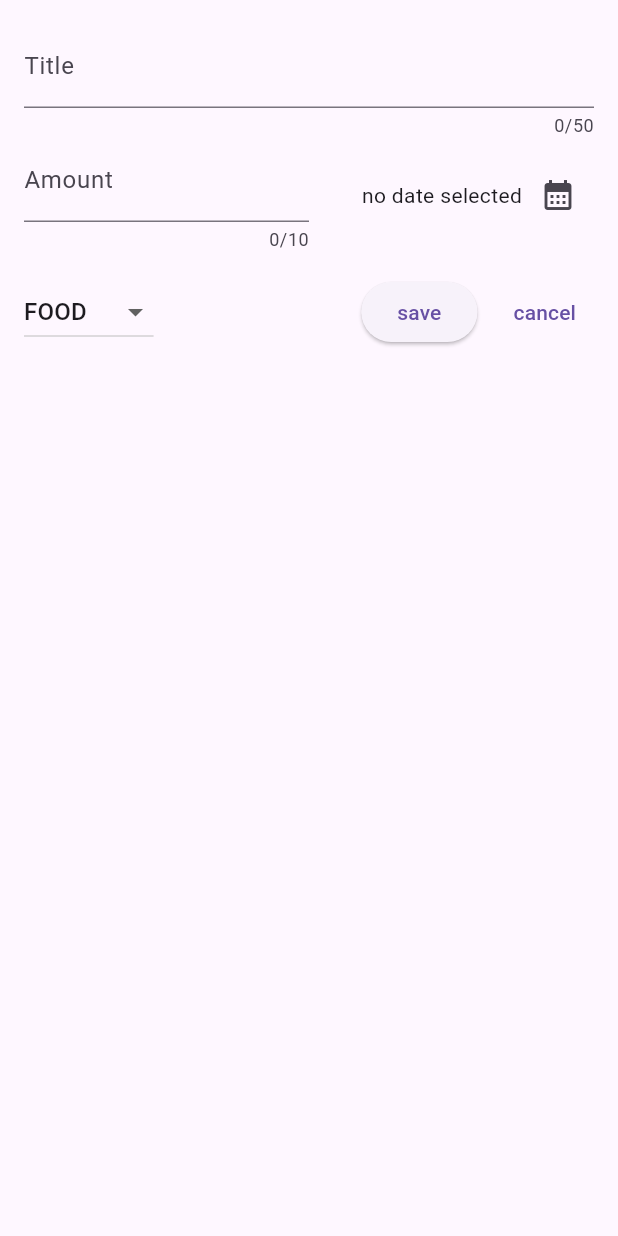
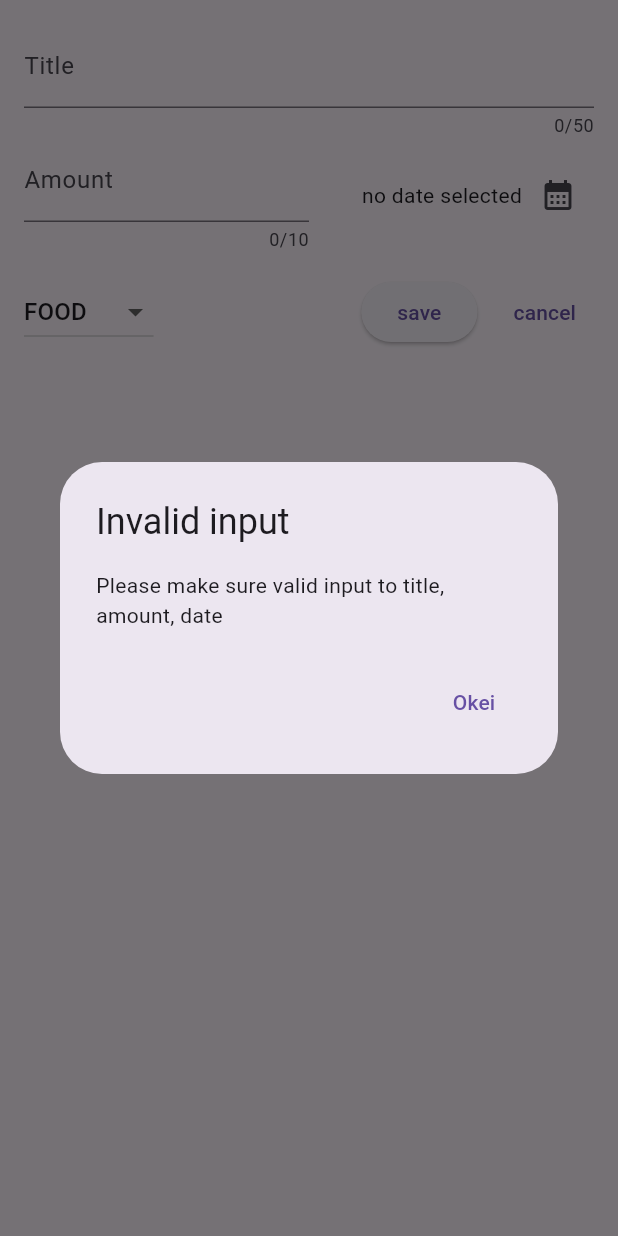
Before and after one commit to nisiyus/expense-tracker, a Flutter app: the NewExpense widget shown alone on an empty page, opened directly, after a tap on "save", on a phone screen of 412 x 824 dp. Run offline on Flutter 3.47's test engine with Material 2 defaults, Android fonts, the phone set to English and light mode, and no system bars.

Commit message:
add input validation

```diff
--- a/lib/widgets/new_expense.dart
+++ b/lib/widgets/new_expense.dart
@@ -27,6 +27,31 @@ class _NewExpense extends State<NewExpense> {
     setState(() {
       _selectedDate = pickedDate;
     });
+  }
+
+  void _submitExpenseData() {
+    final enteredAmount = double.tryParse(_amountController.text);
+    final amountIsInValid = enteredAmount == null || enteredAmount <= 0;
+
+    if (_titleController.text.toString().isEmpty ||
+        !amountIsInValid ||
+        _selectedDate == null) {
+      showDialog(
+          context: context,
+          builder: ((ctx) => AlertDialog(
+                title: const Text('Invalid input'),
+                content: const Text(
+                    'Please make sure valid input to title, amount, date'),
+                actions: [
+                  TextButton(
+                      onPressed: () {
+                        Navigator.pop(ctx);
+                      },
+                      child: const Text('Okei'))
+                ],
+              )));
+      return;
+    }
   }
 
   @override
@@ -95,7 +120,8 @@ class _NewExpense extends State<NewExpense> {
                     });
                   }),
               const Spacer(),
-              ElevatedButton(onPressed: () {}, child: const Text('save')),
+              ElevatedButton(
+                  onPressed: _submitExpenseData, child: const Text('save')),
               const SizedBox(width: 12),
               TextButton(
                   onPressed: () {
```
